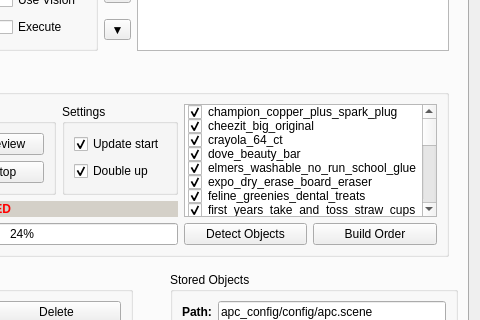
Old version of the form visualization/motion_planning_rviz_plugin/src/ui/motion_planning_rviz_plugin_frame.ui in the repository ehuang3/moveit_ros; both pictures show x 177 to 657 and y 175 to 495 of the 657 by 1014 pixel window.
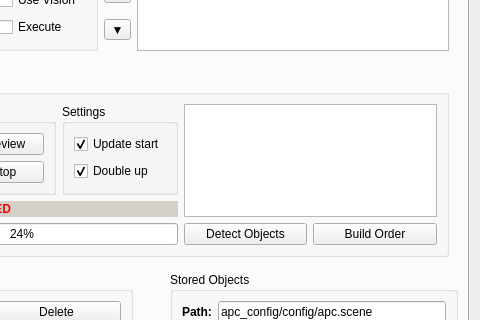
New version of the form.

Commit message: WIP Add bin contents table widget

Patch:
```diff
--- a/visualization/motion_planning_rviz_plugin/src/ui/motion_planning_rviz_plugin_frame.ui
+++ b/visualization/motion_planning_rviz_plugin/src/ui/motion_planning_rviz_plugin_frame.ui
@@ -2121,7 +2121,7 @@
                    </widget>
                   </item>
                   <item row="0" column="0" colspan="2">
-                   <widget class="QListWidget" name="listWidget">
+                   <widget class="QTableWidget" name="bin_contents_table_widget">
                     <property name="sizePolicy">
                      <sizepolicy hsizetype="Expanding" vsizetype="Ignored">
                       <horstretch>0</horstretch>
@@ -2140,209 +2140,21 @@
                     <property name="horizontalScrollMode">
                      <enum>QAbstractItemView::ScrollPerItem</enum>
                     </property>
-                    <property name="uniformItemSizes">
+                    <property name="wordWrap">
                      <bool>false</bool>
                     </property>
-                    <item>
-                     <property name="text">
-                      <string>champion_copper_plus_spark_plug</string>
-                     </property>
-                     <property name="checkState">
-                      <enum>Checked</enum>
-                     </property>
-                    </item>
-                    <item>
-                     <property name="text">
-                      <string>cheezit_big_original</string>
-                     </property>
-                     <property name="checkState">
-                      <enum>Checked</enum>
-                     </property>
-                    </item>
-                    <item>
-                     <property name="text">
-                      <string>crayola_64_ct</string>
-                     </property>
-                     <property name="checkState">
-                      <enum>Checked</enum>
-                     </property>
-                    </item>
-                    <item>
-                     <property name="text">
-                      <string>dove_beauty_bar</string>
-                     </property>
-                     <property name="checkState">
-                      <enum>Checked</enum>
-                     </property>
-                    </item>
-                    <item>
-                     <property name="text">
-                      <string>elmers_washable_no_run_school_glue</string>
-                     </property>
-                     <property name="checkState">
-                      <enum>Checked</enum>
-                     </property>
-                    </item>
-                    <item>
-                     <property name="text">
-                      <string>expo_dry_erase_board_eraser</string>
-                     </property>
-                     <property name="checkState">
-                      <enum>Checked</enum>
-                     </property>
-                    </item>
-                    <item>
-                     <property name="text">
-                      <string>feline_greenies_dental_treats</string>
-                     </property>
-                     <property name="checkState">
-                      <enum>Checked</enum>
-                     </property>
-                    </item>
-                    <item>
-                     <property name="text">
-                      <string>first_years_take_and_toss_straw_cups</string>
-                     </property>
-                     <property name="checkState">
-                      <enum>Checked</enum>
-                     </property>
-                    </item>
-                    <item>
-                     <property name="text">
-                      <string>genuine_joe_plastic_stir_sticks</string>
-                     </property>
-                     <property name="checkState">
-                      <enum>Checked</enum>
-                     </property>
-                    </item>
-                    <item>
-                     <property name="text">
-                      <string>highland_6539_self_stick_notes</string>
-                     </property>
-                     <property name="checkState">
-                      <enum>Checked</enum>
-                     </property>
-                    </item>
-                    <item>
-                     <property name="text">
-                      <string>kong_air_dog_squeakair_tennis_ball</string>
-                     </property>
-                     <property name="checkState">
-                      <enum>Checked</enum>
-                     </property>
-                    </item>
-                    <item>
-                     <property name="text">
-                      <string>kong_duck_dog_toy</string>
-                     </property>
-                     <property name="checkState">
-                      <enum>Checked</enum>
-                     </property>
-                    </item>
-                    <item>
-                     <property name="text">
-                      <string>kong_sitting_frog_dog_toy</string>
-                     </property>
-                     <property name="checkState">
-                      <enum>Checked</enum>
-                     </property>
-                    </item>
-                    <item>
-                     <property name="text">
-                      <string>kygen_squeakin_eggs_plush_puppies</string>
-                     </property>
-                     <property name="checkState">
-                      <enum>Checked</enum>
-                     </property>
-                    </item>
-                    <item>
-                     <property name="text">
-                      <string>mark_twain_huckleberry_finn</string>
-                     </property>
-                     <property name="checkState">
-                      <enum>Checked</enum>
-                     </property>
-                    </item>
-                    <item>
-                     <property name="text">
-                      <string>mead_index_cards</string>
-                     </property>
-                     <property name="checkState">
-                      <enum>Checked</enum>
-                     </property>
-                    </item>
-                    <item>
-                     <property name="text">
-                      <string>mommys_helper_outlet_plugs</string>
-                     </property>
-                     <property name="checkState">
-                      <enum>Checked</enum>
-                     </property>
-                    </item>
-                    <item>
-                     <property name="text">
-                      <string>munchkin_white_hot_duck_bath_toy</string>
-                     </property>
-                     <property name="checkState">
-                      <enum>Checked</enum>
-                     </property>
-                    </item>
-                    <item>
-                     <property name="text">
-                      <string>one_with_nature_soap_dead_sea_mud</string>
-                     </property>
-                     <property name="checkState">
-                      <enum>Checked</enum>
-                     </property>
-                    </item>
-                    <item>
-                     <property name="text">
-                      <string>oreo_mega_stuf</string>
-                     </property>
-                     <property name="checkState">
-                      <enum>Checked</enum>
-                     </property>
-                    </item>
-                    <item>
-                     <property name="text">
-                      <string>paper_mate_12_count_mirado_black_warrior</string>
-                     </property>
-                     <property name="checkState">
-                      <enum>Checked</enum>
-                     </property>
-                    </item>
-                    <item>
-                     <property name="text">
-                      <string>rollodex_mesh_collection_jumbo_pencil_cup</string>
-                     </property>
-                     <property name="checkState">
-                      <enum>Checked</enum>
-                     </property>
-                    </item>
-                    <item>
-                     <property name="text">
-                      <string>safety_works_safety_glasses</string>
-                     </property>
-                     <property name="checkState">
-                      <enum>Checked</enum>
-                     </property>
-                    </item>
-                    <item>
-                     <property name="text">
-                      <string>sharpie_accent_tank_style_highlighters</string>
-                     </property>
-                     <property name="checkState">
-                      <enum>Checked</enum>
-                     </property>
-                    </item>
-                    <item>
-                     <property name="text">
-                      <string>stanley_66_052</string>
-                     </property>
-                     <property name="checkState">
-                      <enum>Checked</enum>
-                     </property>
-                    </item>
+                    <attribute name="horizontalHeaderVisible">
+                     <bool>false</bool>
+                    </attribute>
+                    <attribute name="horizontalHeaderDefaultSectionSize">
+                     <number>50</number>
+                    </attribute>
+                    <attribute name="horizontalHeaderStretchLastSection">
+                     <bool>true</bool>
+                    </attribute>
+                    <attribute name="verticalHeaderVisible">
+                     <bool>false</bool>
+                    </attribute>
                    </widget>
                   </item>
                  </layout>
```
Left out of the diff: 12 changed lines with no effect on the pictures. The commit also changes 2 other files.
